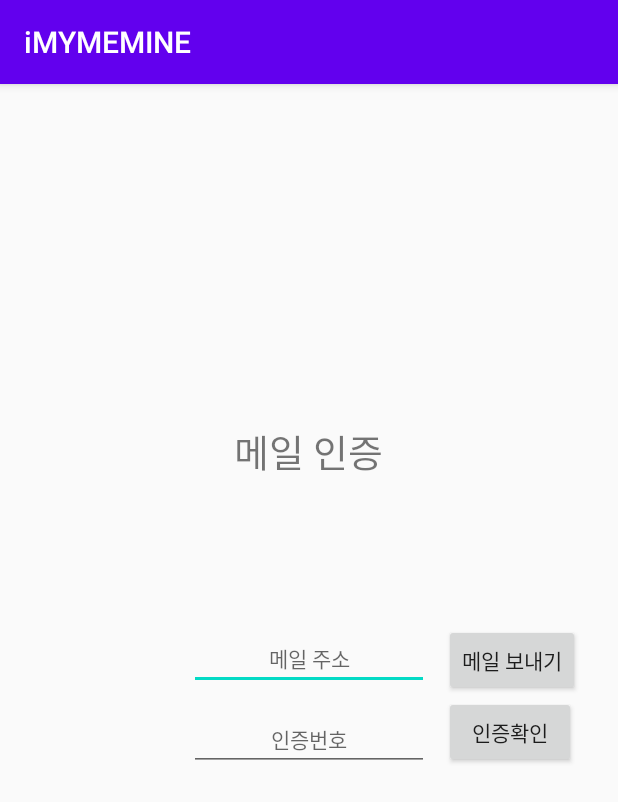
After one commit to SEUGNHWANLEE/DID_Application_2020, an Android app: the EmailActivity screen opened directly, with no data from a screen before it, on a phone screen of 412 x 824 dp. The commit adds this screen. Shown: the top 802 px of the screen. Run offline under Robolectric (Android 15) with nearby library versions, the phone set to English and light mode, and no system bars.

Commit message:
메일인증

```diff
--- a/iMYMEMINE/app/src/main/AndroidManifest.xml
+++ b/iMYMEMINE/app/src/main/AndroidManifest.xml
@@ -22,6 +22,7 @@
                 <category android:name="android.intent.category.LAUNCHER" />
             </intent-filter>
         </activity>
+        <activity android:name=".EmailActivity"/>
     </application>
 
 </manifest>
--- /dev/null
+++ b/iMYMEMINE/app/src/main/java/com/example/imymemine/EmailActivity.java
@@ -0,0 +1,16 @@
+package com.example.imymemine;
+
+import android.os.Bundle;
+
+import androidx.appcompat.app.AppCompatActivity;
+
+
+public class EmailActivity extends AppCompatActivity {
+
+    protected void onCreate(Bundle savedInstanceState) {
+        super.onCreate(savedInstanceState);
+        setContentView(R.layout.activity_email);
+    }
+
+
+}
--- a/iMYMEMINE/app/src/main/java/com/example/imymemine/Identify/IdentifyEmailFragment.java
+++ b/iMYMEMINE/app/src/main/java/com/example/imymemine/Identify/IdentifyEmailFragment.java
@@ -1,6 +1,7 @@
 package com.example.imymemine.Identify;
 
 import android.content.DialogInterface;
+import android.content.Intent;
 import android.os.Bundle;
 import android.util.Log;
 import android.view.LayoutInflater;
@@ -13,7 +14,9 @@ import androidx.annotation.Nullable;
 import androidx.appcompat.app.AlertDialog;
 import androidx.fragment.app.Fragment;
 
+import com.example.imymemine.EmailActivity;
 import com.example.imymemine.IdentifyActivity;
+import com.example.imymemine.LoginActivity;
 import com.example.imymemine.R;
 
 public class IdentifyEmailFragment extends Fragment {
@@ -40,6 +43,8 @@ public class IdentifyEmailFragment extends Fragment {
                     @Override
                     public void onClick(DialogInterface dialog, int which) {
                         dialog.dismiss();     //닫기
+                        Intent intent = new Intent(getActivity(), EmailActivity.class);
+                        startActivity(intent);
                         // Event
                     }
                 });
--- a/iMYMEMINE/app/src/main/java/com/example/imymemine/Identify/IdentifyStudentFragment.java
+++ b/iMYMEMINE/app/src/main/java/com/example/imymemine/Identify/IdentifyStudentFragment.java
@@ -37,6 +37,7 @@ public class IdentifyStudentFragment extends Fragment {
                     public void onClick(DialogInterface dialog, int which) {
                         dialog.dismiss();     //닫기
                         // Event
+
                     }
                 });
                 ad.setNegativeButton("아니요", new DialogInterface.OnClickListener() {
--- /dev/null
+++ b/iMYMEMINE/app/src/main/res/layout/activity_email.xml
@@ -0,0 +1,60 @@
+<?xml version="1.0" encoding="utf-8"?>
+<RelativeLayout
+    xmlns:android="http://schemas.android.com/apk/res/android" android:layout_width="match_parent"
+    android:layout_height="match_parent">
+    <RelativeLayout
+        android:layout_width="match_parent"
+        android:layout_height="match_parent"
+        android:layout_centerVertical="true"
+        android:layout_centerHorizontal="true">
+        <TextView
+            android:layout_width="wrap_content"
+            android:layout_height="wrap_content"
+            android:layout_centerHorizontal="true"
+            android:layout_above="@id/editMail"
+            android:layout_marginBottom="100dp"
+            android:textSize="25dp"
+            android:text="메일 인증"/>
+
+        <EditText
+            android:id="@+id/editMail"
+            android:layout_width="160dp"
+            android:layout_height="40dp"
+            android:layout_centerInParent="true"
+            android:layout_centerHorizontal="true"
+            android:textSize="14dp"
+            android:hint="메일 주소"
+            android:textAlignment="center" />
+        <androidx.appcompat.widget.AppCompatButton
+            android:layout_width="wrap_content"
+            android:layout_height="wrap_content"
+            android:layout_toRightOf="@+id/editMail"
+            android:layout_marginLeft="10dp"
+            android:layout_centerVertical="true"
+            android:id="@+id/sendMail"
+            android:text="메일 보내기"
+            />
+        <EditText
+            android:layout_width="160dp"
+            android:id="@+id/verifyNumber"
+            android:textAlignment="center"
+            android:hint="인증번호"
+            android:layout_below="@+id/sendMail"
+            android:layout_marginTop="10dp"
+            android:textSize="14dp"
+            android:layout_centerHorizontal="true"
+            android:layout_height="40dp"/>
+
+        <androidx.appcompat.widget.AppCompatButton
+            android:layout_width="wrap_content"
+            android:layout_height="wrap_content"
+            android:id="@+id/verify"
+            android:layout_below="@id/sendMail"
+            android:layout_toRightOf="@id/verifyNumber"
+            android:layout_marginLeft="10dp"
+            android:text="인증확인"
+            />
+
+
+    </RelativeLayout>
+</RelativeLayout>
```
